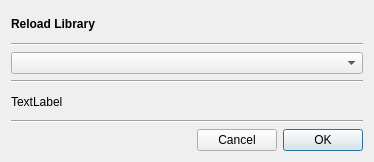
Above: src/Gui/Library/Utils/GUI_ReloadLibraryDialog.ui from Inferno214221/sayonara-player before the change. Below: the same form after it.
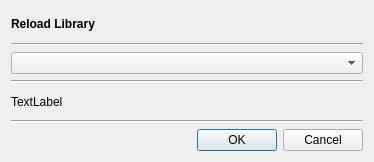
That is the form after the change. Custom widgets are drawn as their Qt base class.

Commit message: Dialogs and Dialog boxes unified

The edit to the form file:
```diff
--- a/src/Gui/Library/Utils/GUI_ReloadLibraryDialog.ui
+++ b/src/Gui/Library/Utils/GUI_ReloadLibraryDialog.ui
@@ -14,8 +14,18 @@
    <bool>true</bool>
   </property>
   <layout class="QGridLayout" name="gridLayout">
+   <item row="2" column="0">
+    <widget class="Gui::ComboBox" name="comboQuality"/>
+   </item>
+   <item row="3" column="0">
+    <widget class="Line" name="line_2">
+     <property name="orientation">
+      <enum>Qt::Horizontal</enum>
+     </property>
+    </widget>
+   </item>
    <item row="0" column="0">
-    <widget class="QLabel" name="lab_title">
+    <widget class="QLabel" name="labTitle">
      <property name="font">
       <font>
        <weight>75</weight>
@@ -27,45 +37,8 @@
      </property>
     </widget>
    </item>
-   <item row="2" column="0">
-    <widget class="Gui::ComboBox" name="combo_quality"/>
-   </item>
-   <item row="6" column="0">
-    <layout class="QHBoxLayout" name="horizontalLayout">
-     <item>
-      <spacer name="horizontalSpacer">
-       <property name="orientation">
-        <enum>Qt::Horizontal</enum>
-       </property>
-       <property name="sizeHint" stdset="0">
-        <size>
-         <width>40</width>
-         <height>20</height>
-        </size>
-       </property>
-      </spacer>
-     </item>
-     <item>
-      <widget class="QPushButton" name="btn_cancel">
-       <property name="text">
-        <string notr="true">Cancel</string>
-       </property>
-      </widget>
-     </item>
-     <item>
-      <widget class="QPushButton" name="btn_ok">
-       <property name="text">
-        <string notr="true">OK</string>
-       </property>
-       <property name="default">
-        <bool>true</bool>
-       </property>
-      </widget>
-     </item>
-    </layout>
-   </item>
    <item row="4" column="0">
-    <widget class="QLabel" name="lab_description">
+    <widget class="QLabel" name="labDescription">
      <property name="text">
       <string notr="true">TextLabel</string>
      </property>
@@ -74,20 +47,6 @@
      </property>
     </widget>
    </item>
-   <item row="3" column="0">
-    <widget class="Line" name="line_2">
-     <property name="orientation">
-      <enum>Qt::Horizontal</enum>
-     </property>
-    </widget>
-   </item>
-   <item row="5" column="0">
-    <widget class="Line" name="line_3">
-     <property name="orientation">
-      <enum>Qt::Horizontal</enum>
-     </property>
-    </widget>
-   </item>
    <item row="1" column="0">
     <widget class="Line" name="line">
      <property name="orientation">
@@ -95,6 +54,20 @@
      </property>
     </widget>
    </item>
+   <item row="5" column="0">
+    <widget class="Line" name="line_3">
+     <property name="orientation">
+      <enum>Qt::Horizontal</enum>
+     </property>
+    </widget>
+   </item>
+   <item row="6" column="0">
+    <widget class="QDialogButtonBox" name="buttonBox">
+     <property name="standardButtons">
+      <set>QDialogButtonBox::Cancel|QDialogButtonBox::Ok</set>
+     </property>
+    </widget>
+   </item>
   </layout>
  </widget>
  <customwidgets>
```
The commit also changes 57 other files.
